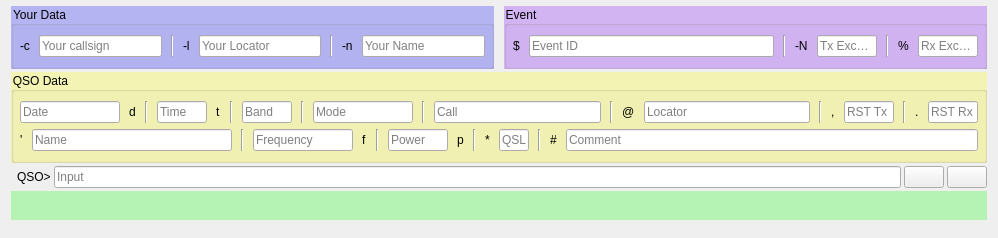
gitandy/DragonLog, file ui_files/CassiopeiaConsole.ui: the form before one commit.
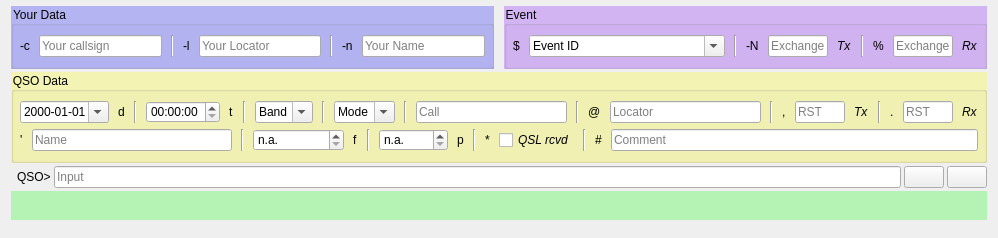
The form after the commit. Icons and pictures are not drawn.

Commit message: Made CC fields editable directly Fixed documentation

The edit to the form file:
```diff
--- a/ui_files/CassiopeiaConsole.ui
+++ b/ui_files/CassiopeiaConsole.ui
@@ -146,13 +146,37 @@
          </widget>
         </item>
         <item>
-         <widget class="QLineEdit" name="eventLineEdit">
-          <property name="readOnly">
+         <widget class="QComboBox" name="eventComboBox">
+          <property name="sizePolicy">
+           <sizepolicy hsizetype="MinimumExpanding" vsizetype="Fixed">
+            <horstretch>0</horstretch>
+            <verstretch>0</verstretch>
+           </sizepolicy>
+          </property>
+          <property name="editable">
            <bool>true</bool>
           </property>
+          <property name="currentIndex">
+           <number>0</number>
+          </property>
           <property name="placeholderText">
            <string>Event ID</string>
           </property>
+          <item>
+           <property name="text">
+            <string>Event ID</string>
+           </property>
+          </item>
+          <item>
+           <property name="text">
+            <string>POTA</string>
+           </property>
+          </item>
+          <item>
+           <property name="text">
+            <string>SOTA</string>
+           </property>
+          </item>
          </widget>
         </item>
         <item>
@@ -177,11 +201,20 @@
             <height>16777215</height>
            </size>
           </property>
-          <property name="readOnly">
-           <bool>true</bool>
-          </property>
           <property name="placeholderText">
-           <string>Tx Exchange</string>
+           <string>Exchange</string>
+          </property>
+         </widget>
+        </item>
+        <item>
+         <widget class="QLabel" name="label">
+          <property name="font">
+           <font>
+            <italic>true</italic>
+           </font>
+          </property>
+          <property name="text">
+           <string>Tx</string>
           </property>
          </widget>
         </item>
@@ -207,11 +240,20 @@
             <height>16777215</height>
            </size>
           </property>
-          <property name="readOnly">
-           <bool>true</bool>
-          </property>
           <property name="placeholderText">
-           <string>Rx Exchange</string>
+           <string>Exchange</string>
+          </property>
+         </widget>
+        </item>
+        <item>
+         <widget class="QLabel" name="label_6">
+          <property name="font">
+           <font>
+            <italic>true</italic>
+           </font>
+          </property>
+          <property name="text">
+           <string>Rx</string>
           </property>
          </widget>
         </item>
@@ -244,19 +286,13 @@
          <number>9</number>
         </property>
         <item>
-         <widget class="QLineEdit" name="dateLineEdit">
-          <property name="maximumSize">
-           <size>
-            <width>100</width>
-            <height>16777215</height>
-           </size>
+         <widget class="QDateEdit" name="dateEdit">
+          <property name="displayFormat">
+           <string>yyyy-MM-dd</string>
           </property>
-          <property name="readOnly">
+          <property name="calendarPopup">
            <bool>true</bool>
           </property>
-          <property name="placeholderText">
-           <string>Date</string>
-          </property>
          </widget>
         </item>
         <item>
@@ -274,20 +310,7 @@
          </widget>
         </item>
         <item>
-         <widget class="QLineEdit" name="timeLineEdit">
-          <property name="maximumSize">
-           <size>
-            <width>50</width>
-            <height>16777215</height>
-           </size>
-          </property>
-          <property name="readOnly">
-           <bool>true</bool>
-          </property>
-          <property name="placeholderText">
-           <string>Time</string>
-          </property>
-         </widget>
+         <widget class="QTimeEdit" name="timeEdit"/>
         </item>
         <item>
          <widget class="QLabel" name="label_4">
@@ -304,19 +327,21 @@
          </widget>
         </item>
         <item>
-         <widget class="QLineEdit" name="bandLineEdit">
-          <property name="maximumSize">
-           <size>
-            <width>50</width>
-            <height>16777215</height>
-           </size>
-          </property>
-          <property name="readOnly">
+         <widget class="QComboBox" name="bandComboBox">
+          <property name="editable">
            <bool>true</bool>
           </property>
+          <property name="currentIndex">
+           <number>0</number>
+          </property>
           <property name="placeholderText">
            <string>Band</string>
           </property>
+          <item>
+           <property name="text">
+            <string>Band</string>
+           </property>
+          </item>
          </widget>
         </item>
         <item>
@@ -327,31 +352,24 @@
          </widget>
         </item>
         <item>
-         <widget class="QLineEdit" name="modeLineEdit">
-          <property name="sizePolicy">
-           <sizepolicy hsizetype="MinimumExpanding" vsizetype="Fixed">
-            <horstretch>0</horstretch>
-            <verstretch>0</verstretch>
-           </sizepolicy>
-          </property>
-          <property name="minimumSize">
-           <size>
-            <width>50</width>
-            <height>0</height>
-           </size>
-          </property>
-          <property name="maximumSize">
-           <size>
-            <width>100</width>
-            <height>16777215</height>
-           </size>
-          </property>
-          <property name="readOnly">
+         <widget class="QComboBox" name="modeComboBox">
+          <property name="editable">
            <bool>true</bool>
           </property>
+          <property name="currentText">
+           <string>Mode</string>
+          </property>
+          <property name="currentIndex">
+           <number>0</number>
+          </property>
           <property name="placeholderText">
            <string>Mode</string>
           </property>
+          <item>
+           <property name="text">
+            <string>Mode</string>
+           </property>
+          </item>
          </widget>
         </item>
         <item>
@@ -363,9 +381,6 @@
         </item>
         <item>
          <widget class="QLineEdit" name="callLineEdit">
-          <property name="readOnly">
-           <bool>true</bool>
-          </property>
           <property name="placeholderText">
            <string>Call</string>
           </property>
@@ -387,9 +402,6 @@
         </item>
         <item>
          <widget class="QLineEdit" name="locLineEdit">
-          <property name="readOnly">
-           <bool>true</bool>
-          </property>
           <property name="placeholderText">
            <string>Locator</string>
           </property>
@@ -417,11 +429,20 @@
             <height>16777215</height>
            </size>
           </property>
-          <property name="readOnly">
-           <bool>true</bool>
-          </property>
           <property name="placeholderText">
-           <string>RST Tx</string>
+           <string>RST</string>
+          </property>
+         </widget>
+        </item>
+        <item>
+         <widget class="QLabel" name="label_7">
+          <property name="font">
+           <font>
+            <italic>true</italic>
+           </font>
+          </property>
+          <property name="text">
+           <string>Tx</string>
           </property>
          </widget>
         </item>
@@ -447,11 +468,20 @@
             <height>16777215</height>
            </size>
           </property>
-          <property name="readOnly">
-           <bool>true</bool>
-          </property>
           <property name="placeholderText">
-           <string>RST Rx</string>
+           <string>RST</string>
+          </property>
+         </widget>
+        </item>
+        <item>
+         <widget class="QLabel" name="label_8">
+          <property name="font">
+           <font>
+            <italic>true</italic>
+           </font>
+          </property>
+          <property name="text">
+           <string>Rx</string>
           </property>
          </widget>
         </item>
@@ -500,24 +530,21 @@
          </widget>
         </item>
         <item>
-         <widget class="QLineEdit" name="freqLineEdit">
-          <property name="minimumSize">
-           <size>
-            <width>60</width>
-            <height>0</height>
-           </size>
+         <widget class="QSpinBox" name="freqSpinBox">
+          <property name="specialValueText">
+           <string>n.a.</string>
           </property>
-          <property name="maximumSize">
-           <size>
-            <width>100</width>
-            <height>16777215</height>
-           </size>
+          <property name="suffix">
+           <string> kHz</string>
           </property>
-          <property name="readOnly">
-           <bool>true</bool>
+          <property name="maximum">
+           <number>999999999</number>
           </property>
-          <property name="placeholderText">
-           <string>Frequency</string>
+          <property name="stepType">
+           <enum>QAbstractSpinBox::AdaptiveDecimalStepType</enum>
+          </property>
+          <property name="value">
+           <number>0</number>
           </property>
          </widget>
         </item>
@@ -536,18 +563,24 @@
          </widget>
         </item>
         <item>
-         <widget class="QLineEdit" name="pwrLineEdit">
-          <property name="maximumSize">
-           <size>
-            <width>60</width>
-            <height>16777215</height>
-           </size>
+         <widget class="QSpinBox" name="powerSpinBox">
+          <property name="specialValueText">
+           <string>n.a.</string>
           </property>
-          <property name="readOnly">
-           <bool>true</bool>
+          <property name="suffix">
+           <string> W</string>
           </property>
-          <property name="placeholderText">
-           <string>Power</string>
+          <property name="minimum">
+           <number>0</number>
+          </property>
+          <property name="maximum">
+           <number>9999</number>
+          </property>
+          <property name="stepType">
+           <enum>QAbstractSpinBox::AdaptiveDecimalStepType</enum>
+          </property>
+          <property name="value">
+           <number>0</number>
           </property>
          </widget>
         </item>
@@ -573,18 +606,14 @@
          </widget>
         </item>
         <item>
-         <widget class="QLineEdit" name="qslLineEdit">
-          <property name="maximumSize">
-           <size>
-            <width>30</width>
-            <height>16777215</height>
-           </size>
+         <widget class="QCheckBox" name="qslCheckBox">
+          <property name="font">
+           <font>
+            <italic>true</italic>
+           </font>
           </property>
-          <property name="readOnly">
-           <bool>true</bool>
-          </property>
-          <property name="placeholderText">
-           <string>QSL</string>
+          <property name="text">
+           <string>QSL rcvd</string>
           </property>
          </widget>
         </item>
@@ -604,9 +633,6 @@
         </item>
         <item>
          <widget class="QLineEdit" name="commentLineEdit">
-          <property name="readOnly">
-           <bool>true</bool>
-          </property>
           <property name="placeholderText">
            <string>Comment</string>
           </property>
```
Left out of the diff: 343 changed lines with no effect on the pictures. The commit also changes 7 other files.
